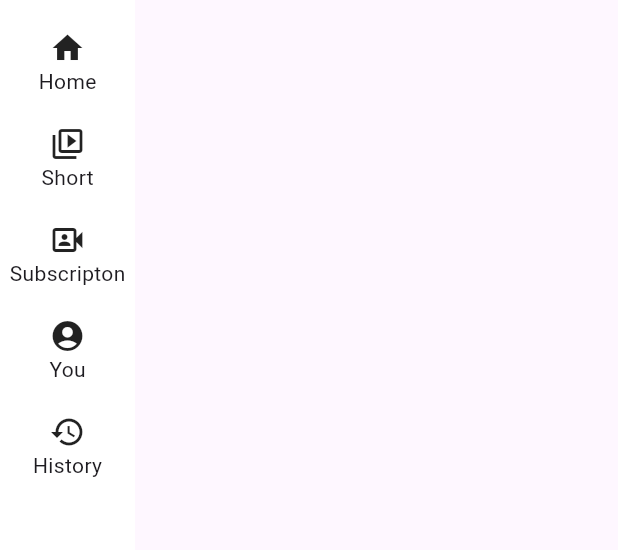
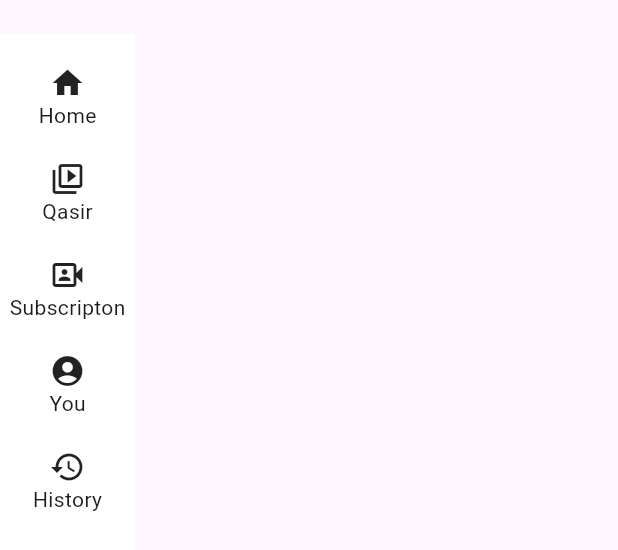
Before and after one commit to sabbirhossen0/nafstube, a Flutter app: the Sidemenu widget shown alone on an empty page, opened directly, on a phone screen of 412 x 824 dp. Shown: the top 550 px of the screen. Run offline on Flutter 3.47's test engine with Material 3 defaults, Android fonts, the phone set to English and light mode, and no system bars; our stand-ins replace dio, get, image_picker, video_player; network calls fail.

Commit message:
initial version

```diff
--- a/lib/player/sidemanu.dart
+++ b/lib/player/sidemanu.dart
@@ -15,7 +15,9 @@ class _SidemenuState extends State<Sidemenu> {
 
   @override
   Widget build(BuildContext context) {
-    return Container(
+    return Padding(
+      padding: const EdgeInsets.only(top: 23.0),
+      child: Container(
         color: Colors.white,
         child: Obx(() {
           final controller = Get.find<SideMenuController>();
@@ -47,7 +49,7 @@ class _SidemenuState extends State<Sidemenu> {
                       child: Column(
                         children: [
                           Icon(Icons.video_library_outlined),
-                        Text("Short")
+                          Text("Qasir")
                         ],
                       ),
                     ),
@@ -102,16 +104,59 @@ class _SidemenuState extends State<Sidemenu> {
 
                 ],
                 if (controller.sideMenuWidth == 200) ...[
-                Text("Home"),
-                Text("Sign Up"),
-                Text("Your Channel"),
-                Text("Response"),
+                  Padding(
+                    padding: const EdgeInsets.only(left: 20.0),
+                    child: Container(
+                      child: Row(
+
+                        children: [
+                          Icon(Icons.home,size: 32,),
+                          SizedBox(width: 5,),
+                          Text("Home")
+                        ],
+                      ),
+                    ),
+                  ),
+                  SizedBox(height: 20,),
+                  Padding(
+                    padding: const EdgeInsets.only(left: 20.0),
+                    child: Container(
+                      child: Row(
+
+                        children: [
+                          // Icon(Icons.home),
+                          Image.network("https://encrypted-tbn0.gstatic.com/images?q=tbn:ANd9GcTK1hIUveugGmU1IKIhteLlbJAJqqEFjkkKNe05uGRvUJpbiw3kv9VysYMZ1ypnNS5YDho&usqp=CAU",height: 32,width: 32,),
+                          SizedBox(width: 5,),
+                          Text("Qasir")
+                        ],
+                      ),
+                    ),
+                  ),
+                  SizedBox(height: 20,),
+
+                  Padding(
+                    padding: const EdgeInsets.only(left: 20.0),
+                    child: Container(
+                      child: Row(
+
+                        children: [
+                          Icon(Icons.video_camera_front_outlined,size: 32,),
+                          SizedBox(width: 5,),
+                          Text("Home")
+                        ],
+                      ),
+                    ),
+                  ),
+                  SizedBox(height: 20,),
+
+
                 ],
               ],
             ),
           );
         })
         ,
+      ),
     ) ;
   }
 }
```
Lines whose indentation alone changed are shown as unchanged.
